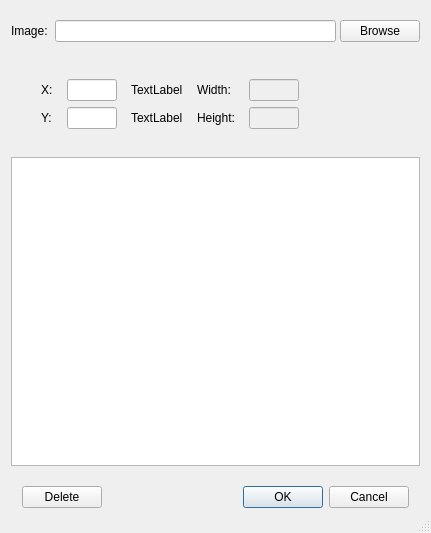
Old version of the form EditAnonymousNPC.ui in the repository lukegrahamSydney/TilesEditor.
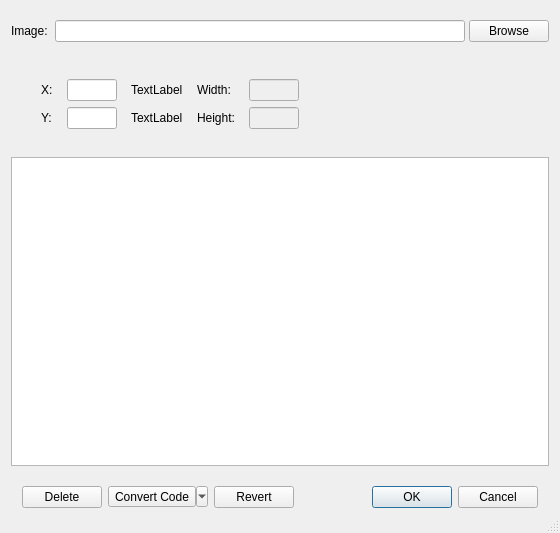
New version of the form. Icons and pictures are not drawn. Custom widgets are drawn as their Qt base class.

Patch:
```diff
--- a/EditAnonymousNPC.ui
+++ b/EditAnonymousNPC.ui
@@ -9,7 +9,7 @@
    <rect>
     <x>0</x>
     <y>0</y>
-    <width>431</width>
+    <width>560</width>
     <height>533</height>
    </rect>
   </property>
@@ -412,6 +412,29 @@
         </property>
        </widget>
       </item>
+      <item>
+       <widget class="QToolButton" name="convertButton">
+        <property name="toolTip">
+         <string>Convert GS1 Code</string>
+        </property>
+        <property name="text">
+         <string>Convert Code</string>
+        </property>
+        <property name="popupMode">
+         <enum>QToolButton::MenuButtonPopup</enum>
+        </property>
+        <property name="toolButtonStyle">
+         <enum>Qt::ToolButtonTextOnly</enum>
+        </property>
+       </widget>
+      </item>
+      <item>
+       <widget class="QPushButton" name="revertButton">
+        <property name="text">
+         <string>Revert</string>
+        </property>
+       </widget>
+      </item>
       <item>
        <spacer name="horizontalSpacer">
         <property name="orientation">
```
